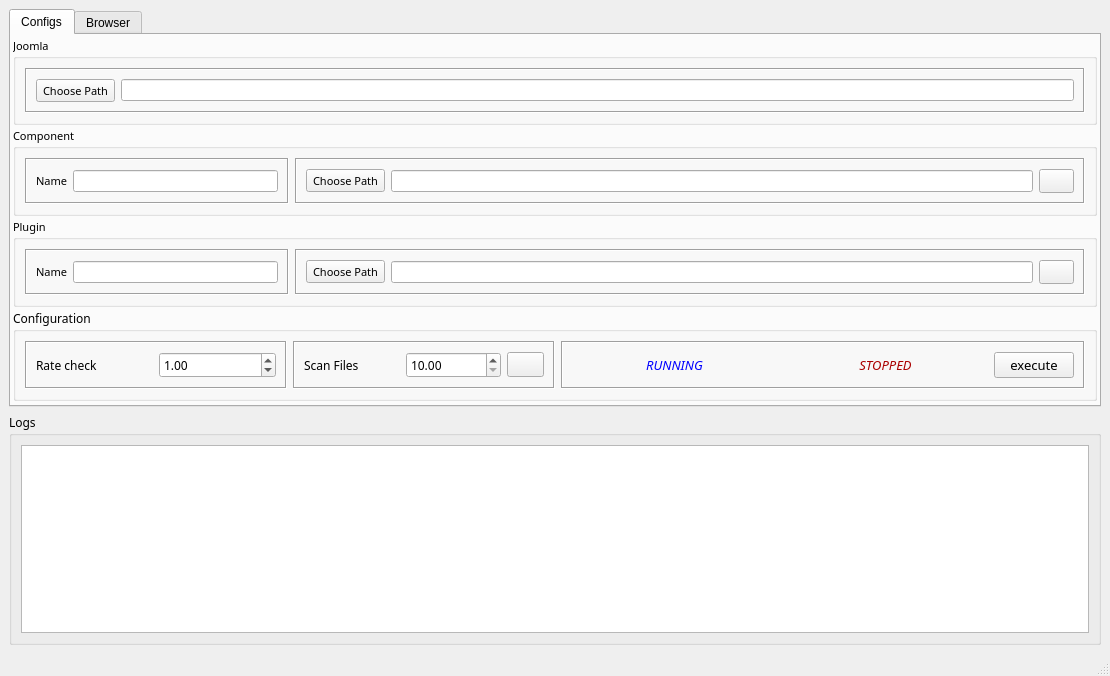
Old version of the form extension.ui in the repository alexsilva/joomla-tools.
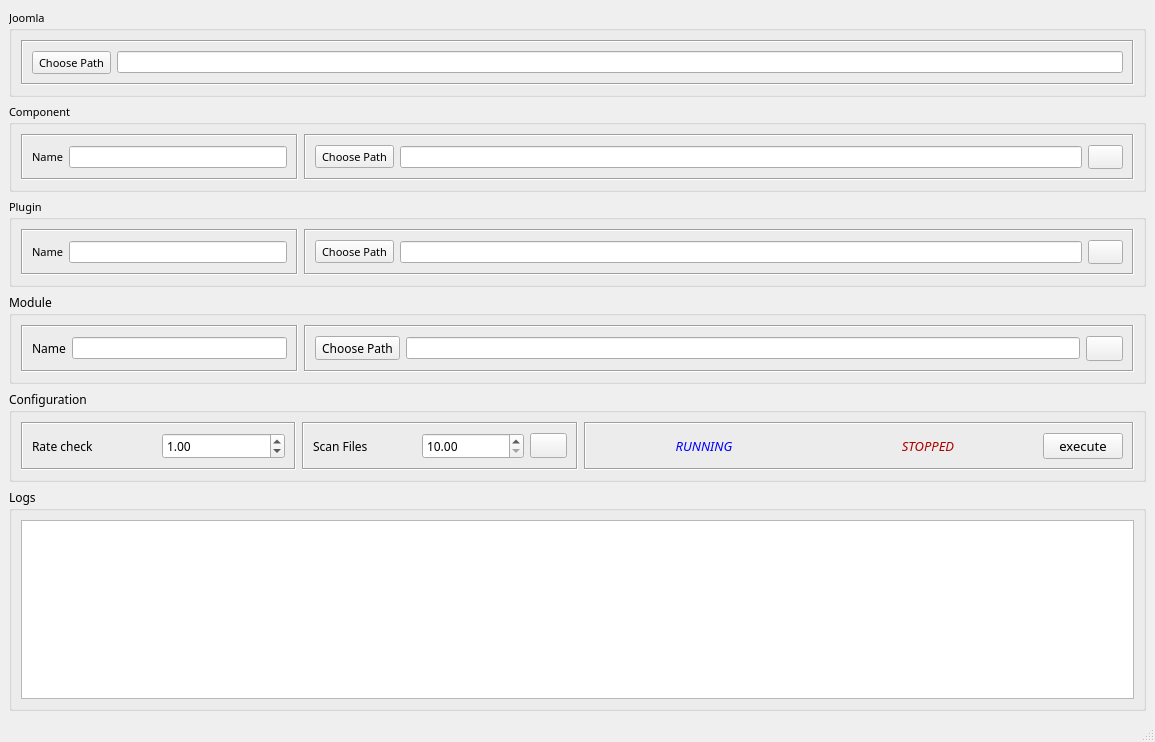
New version of the form. Icons and pictures are not drawn.

Commit message: removendo suporte a navegador e adiconando suporte a modulos.

```diff
--- a/extension.ui
+++ b/extension.ui
@@ -6,8 +6,8 @@
    <rect>
     <x>0</x>
     <y>0</y>
-    <width>1110</width>
-    <height>676</height>
+    <width>1155</width>
+    <height>742</height>
    </rect>
   </property>
   <property name="windowTitle">
@@ -20,34 +20,6 @@
   <widget class="QWidget" name="centralwidget">
    <layout class="QVBoxLayout" name="verticalLayout">
     <item>
-     <widget class="QTabWidget" name="tabConfig">
-      <property name="sizePolicy">
-       <sizepolicy hsizetype="Expanding" vsizetype="Expanding">
-        <horstretch>0</horstretch>
-        <verstretch>1</verstretch>
-       </sizepolicy>
-      </property>
-      <property name="currentIndex">
-       <number>0</number>
-      </property>
-      <widget class="QWidget" name="tab">
-       <property name="sizePolicy">
-        <sizepolicy hsizetype="Expanding" vsizetype="Expanding">
-         <horstretch>0</horstretch>
-         <verstretch>1</verstretch>
-        </sizepolicy>
-       </property>
-       <attribute name="title">
-        <string>Configs</string>
-       </attribute>
-       <layout class="QVBoxLayout" name="verticalLayout_2">
-        <property name="spacing">
-         <number>2</number>
-        </property>
-        <property name="margin">
-         <number>2</number>
-        </property>
-        <item>
          <widget class="QGroupBox" name="groupBox">
           <property name="font">
            <font>
@@ -307,7 +279,113 @@
               <item>
                <widget class="QPushButton" name="pushButton_2">
                 <property name="toolTip">
-                 <string>Zip all content.</string>
+             <string>Compreess all content in zip.</string>
+            </property>
+            <property name="text">
+             <string/>
+            </property>
+            <property name="icon">
+             <iconset>
+              <normaloff>media/zip.png</normaloff>media/zip.png</iconset>
+            </property>
+           </widget>
+          </item>
+         </layout>
+        </widget>
+       </item>
+      </layout>
+     </widget>
+    </item>
+    <item>
+     <widget class="QGroupBox" name="groupBox_6">
+      <property name="font">
+       <font>
+        <family>Segoe Script</family>
+       </font>
+      </property>
+      <property name="title">
+       <string>Module</string>
+      </property>
+      <layout class="QHBoxLayout" name="horizontalLayout_12">
+       <item>
+        <widget class="QFrame" name="frame_9">
+         <property name="sizePolicy">
+          <sizepolicy hsizetype="Preferred" vsizetype="Preferred">
+           <horstretch>1</horstretch>
+           <verstretch>0</verstretch>
+          </sizepolicy>
+         </property>
+         <property name="frameShape">
+          <enum>QFrame::Box</enum>
+         </property>
+         <property name="frameShadow">
+          <enum>QFrame::Sunken</enum>
+         </property>
+         <layout class="QHBoxLayout" name="horizontalLayout_13">
+          <item>
+           <widget class="QLabel" name="label_5">
+            <property name="text">
+             <string>Name</string>
+            </property>
+           </widget>
+          </item>
+          <item>
+           <widget class="QLineEdit" name="moduleName">
+            <property name="font">
+             <font>
+              <family>Arial</family>
+              <weight>50</weight>
+              <bold>false</bold>
+             </font>
+            </property>
+           </widget>
+          </item>
+         </layout>
+        </widget>
+       </item>
+       <item>
+        <widget class="QFrame" name="frame_10">
+         <property name="sizePolicy">
+          <sizepolicy hsizetype="Expanding" vsizetype="Preferred">
+           <horstretch>3</horstretch>
+           <verstretch>0</verstretch>
+          </sizepolicy>
+         </property>
+         <property name="frameShape">
+          <enum>QFrame::Box</enum>
+         </property>
+         <property name="frameShadow">
+          <enum>QFrame::Sunken</enum>
+         </property>
+         <layout class="QHBoxLayout" name="horizontalLayout_14">
+          <item>
+           <widget class="QToolButton" name="moduleChoosePath">
+            <property name="font">
+             <font>
+              <family>MV Boli</family>
+             </font>
+            </property>
+            <property name="text">
+             <string>Choose Path</string>
+            </property>
+           </widget>
+          </item>
+          <item>
+           <widget class="QLineEdit" name="modulePath">
+            <property name="font">
+             <font>
+              <family>Arial</family>
+             </font>
+            </property>
+            <property name="readOnly">
+             <bool>true</bool>
+            </property>
+           </widget>
+          </item>
+          <item>
+           <widget class="QPushButton" name="moduleZip">
+            <property name="toolTip">
+             <string>Compreess all content in zip.</string>
                 </property>
                 <property name="text">
                  <string/>
@@ -538,42 +616,6 @@
          </widget>
         </item>
         <item>
-         <spacer name="verticalSpacer">
-          <property name="orientation">
-           <enum>Qt::Vertical</enum>
-          </property>
-          <property name="sizeHint" stdset="0">
-           <size>
-            <width>20</width>
-            <height>40</height>
-           </size>
-          </property>
-         </spacer>
-        </item>
-       </layout>
-      </widget>
-      <widget class="QWidget" name="tabBrowser">
-       <property name="sizePolicy">
-        <sizepolicy hsizetype="Expanding" vsizetype="Expanding">
-         <horstretch>1</horstretch>
-         <verstretch>1</verstretch>
-        </sizepolicy>
-       </property>
-       <attribute name="title">
-        <string>Browser</string>
-       </attribute>
-       <layout class="QVBoxLayout" name="verticalLayout_3">
-        <property name="spacing">
-         <number>2</number>
-        </property>
-        <property name="margin">
-         <number>0</number>
-        </property>
-       </layout>
-      </widget>
-     </widget>
-    </item>
-    <item>
      <widget class="QGroupBox" name="groupBox_4">
       <property name="font">
        <font>
@@ -589,7 +631,7 @@
          <property name="sizePolicy">
           <sizepolicy hsizetype="Expanding" vsizetype="Expanding">
            <horstretch>0</horstretch>
-           <verstretch>0</verstretch>
+           <verstretch>1</verstretch>
           </sizepolicy>
          </property>
          <property name="font">
```
Left out of the diff: 8 changed lines with no effect on the pictures. Lines whose indentation alone changed are shown as unchanged. The commit also changes 2 other files.
